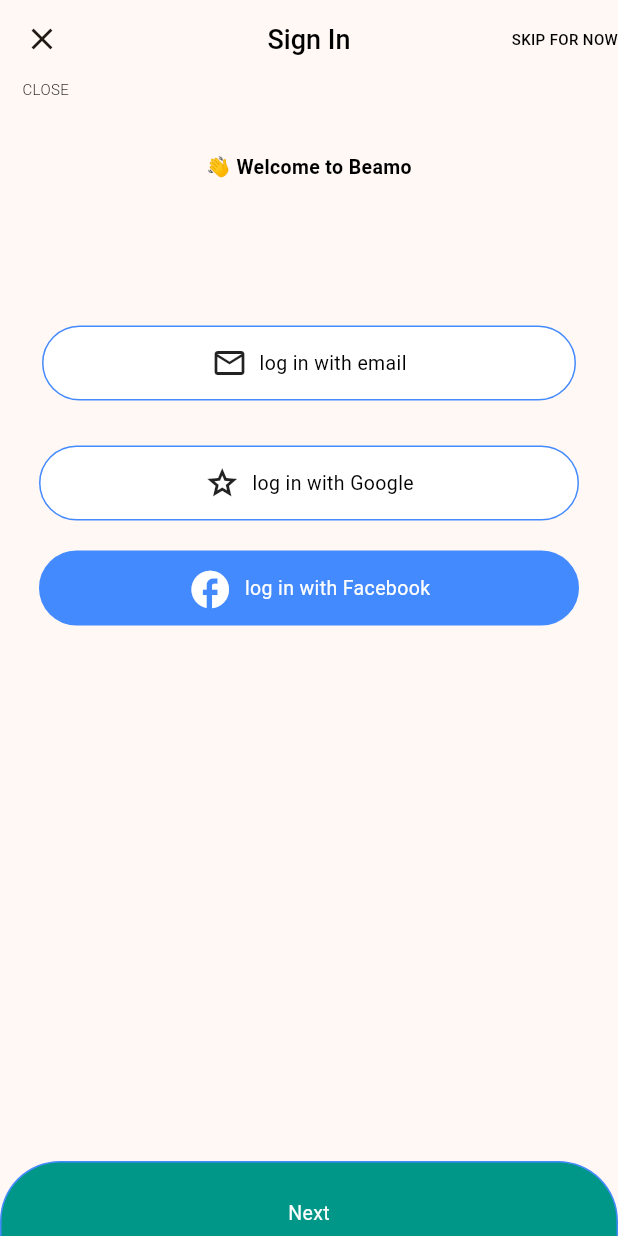
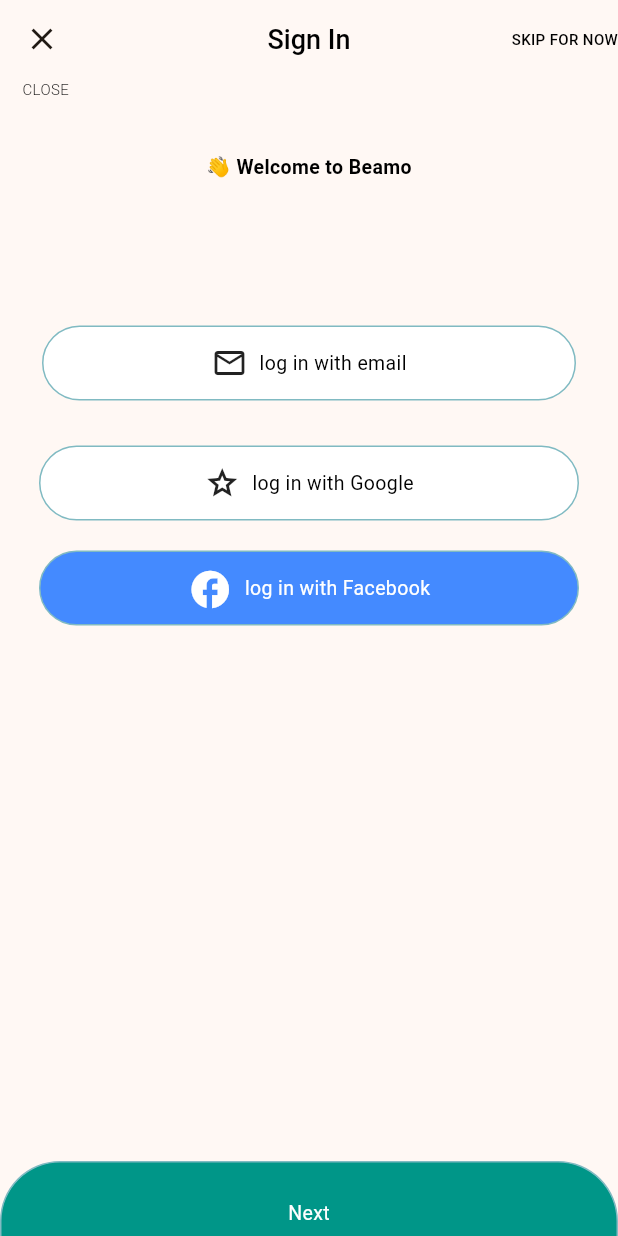
Before and after one commit to mik284/login_splashscreen, a Flutter app: the screen it shows after launch, on a phone screen of 412 x 824 dp. Run offline on Flutter 3.47's test engine with Material 3 defaults, Android fonts, the phone set to English and light mode, and no system bars; our stand-ins replace get, google_fonts; Roboto replaces fonts that are missing (Montserrat).

Commit message:
modified widgets :currentview

```diff
--- a/lib/widgets/buttonwidget.dart
+++ b/lib/widgets/buttonwidget.dart
@@ -23,9 +23,13 @@ class ButtonWidget extends StatelessWidget {
       width: width,
       height: height,
       decoration: BoxDecoration(
-          color: color, borderRadius: currentview.toString()=="bottom"?BorderRadius.only(
-        topLeft: Radius.circular(radius), topRight: Radius.circular(radius)
-      ):BorderRadius.circular(radius), border: Border.all(color: Colors.blueAccent)),
+          color: color,
+          borderRadius: currentview.toString() == "bottom"
+              ? BorderRadius.only(
+                  topLeft: Radius.circular(radius),
+                  topRight: Radius.circular(radius))
+              : BorderRadius.circular(radius),
+          border: currentview == "welcome-text" ? Border.all(color: color) :Border.all(color: Color(0xff80bac2))),
       child: Padding(
         padding: const EdgeInsets.all(10),
         child: Center(child: widget),
--- a/lib/widgets/textwidget.dart
+++ b/lib/widgets/textwidget.dart
@@ -1,4 +1,5 @@
 import 'package:flutter/cupertino.dart';
+import 'package:google_fonts/google_fonts.dart';
 
 class TextWidget extends StatelessWidget {
   final String text;
```
Lines whose indentation alone changed are shown as unchanged.
